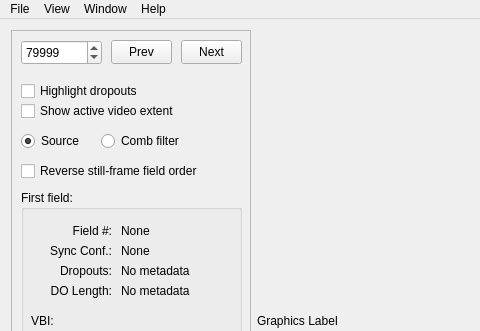
happycube/ld-decode, file tools/ld-analyse/mainwindow.ui: the form before one commit; both pictures show x 0 to 480 and y 0 to 331 of the 1234 by 665 pixel window.
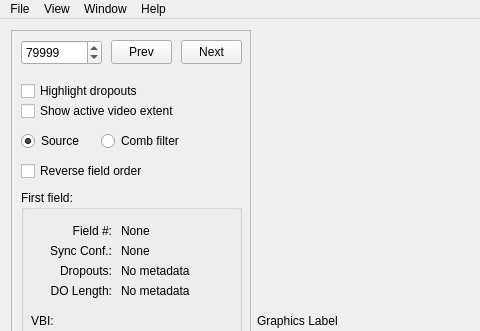
The form after the commit. Icons and pictures are not drawn. Custom widgets are drawn as their Qt base class.

Commit message: Minor fix to main UI form in ld-analyse

```diff
--- a/tools/ld-analyse/mainwindow.ui
+++ b/tools/ld-analyse/mainwindow.ui
@@ -631,7 +631,7 @@
         </rect>
        </property>
        <property name="text">
-        <string>Reverse still-frame field order</string>
+        <string>Reverse field order</string>
        </property>
       </widget>
      </widget>
```
